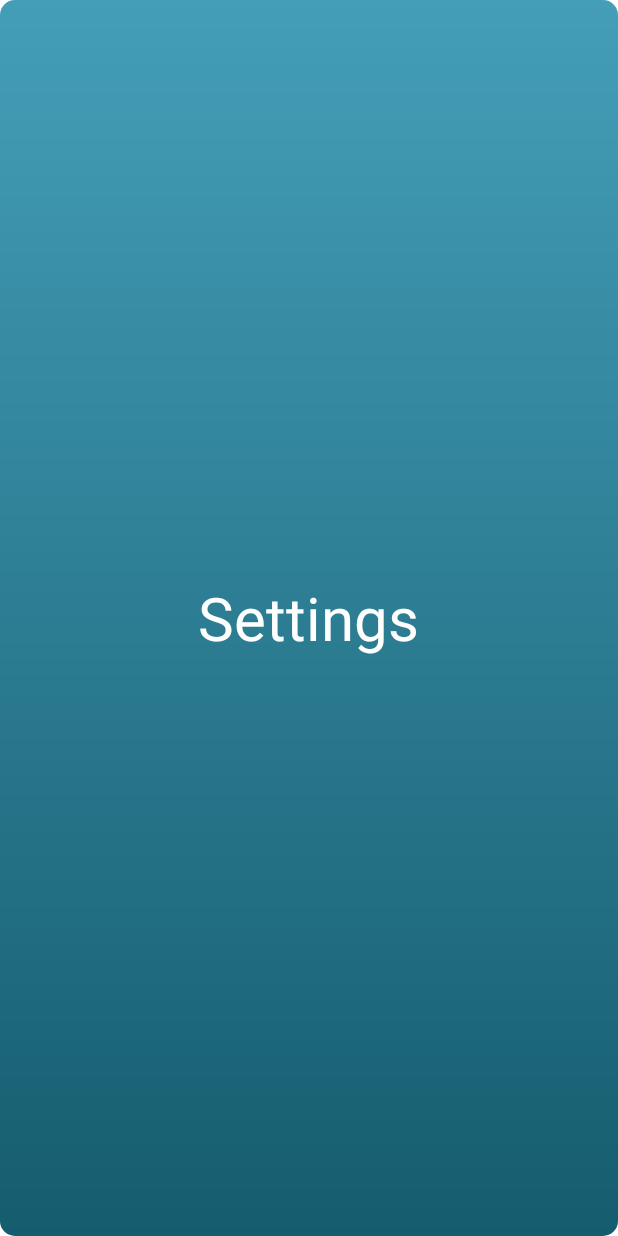
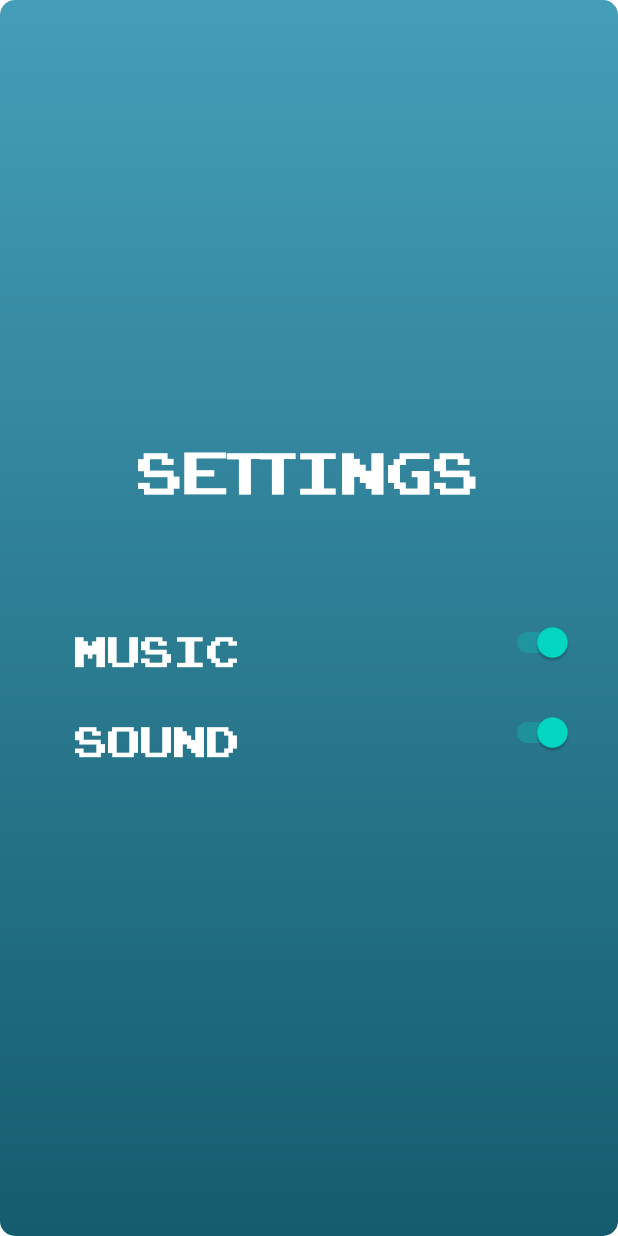
Before and after one commit to daaviid9/Tetris, an Android app: the layout activity_pop_settings.xml on its own in the app's theme, with its tools: preview values and no code run, on a phone screen of 412 x 824 dp. Run offline under Robolectric (Android 15) with nearby library versions, the phone set to English and light mode, and no system bars.

Commit message:
Sound and music (not done)

```diff
--- a/app/src/main/java/sk/upjs/ics/android/tetris/Tetris.java
+++ b/app/src/main/java/sk/upjs/ics/android/tetris/Tetris.java
@@ -40,7 +40,7 @@ public class Tetris extends View implements View.OnClickListener{
         super(context);
 
         this.mainActivity = (MainActivity) context;
-        this.nextPieceView=nextPieceView;
+        this.nextPieceView = nextPieceView;
         this.gameBoard =  gameBoard;
         pause = mainActivity.getPause();
         pieceList = gameBoard.getPieceList();
--- /dev/null
+++ b/app/src/main/res/drawable/ic_music.xml
@@ -0,0 +1,5 @@
+<vector android:height="40dp" android:tint="#E3E3E3"
+    android:viewportHeight="24" android:viewportWidth="24"
+    android:width="40dp" xmlns:android="http://schemas.android.com/apk/res/android">
+    <path android:fillColor="@android:color/white" android:pathData="M12,3v10.55c-0.59,-0.34 -1.27,-0.55 -2,-0.55 -2.21,0 -4,1.79 -4,4s1.79,4 4,4 4,-1.79 4,-4V7h4V3h-6z"/>
+</vector>
--- a/app/src/main/res/layout/activity_main.xml
+++ b/app/src/main/res/layout/activity_main.xml
@@ -103,7 +103,7 @@
             android:layout_weight="0.7">
 
             <ImageButton
-                android:id="@+id/settingsBtn"
+                android:id="@+id/pauseBtn"
                 android:layout_width="70dp"
                 android:layout_height="70dp"
                 android:layout_alignParentBottom="true"
--- a/app/src/main/res/layout/activity_pop_settings.xml
+++ b/app/src/main/res/layout/activity_pop_settings.xml
@@ -1,20 +1,67 @@
 <?xml version="1.0" encoding="utf-8"?>
 <LinearLayout xmlns:android="http://schemas.android.com/apk/res/android"
-    xmlns:app="http://schemas.android.com/apk/res-auto"
     xmlns:tools="http://schemas.android.com/tools"
     android:layout_width="match_parent"
     android:layout_height="match_parent"
     android:background="@drawable/pop_bg"
     android:orientation="vertical"
-    android:gravity="center"
+    android:gravity="center_vertical"
     tools:context=".PopActivity">
 
     <TextView
         android:layout_width="wrap_content"
         android:layout_height="wrap_content"
-        android:text="Settings"
-        android:textSize="40sp"
+        android:text="SETTINGS"
+        android:fontFamily="@font/arcadeclassic"
+        android:textSize="55sp"
         android:textColor="@color/white"
+        android:layout_marginTop="-20dp"
+        android:layout_gravity="center"
         />
 
+    <RelativeLayout
+        android:layout_width="match_parent"
+        android:layout_height="wrap_content"
+        android:layout_marginStart="50dp"
+        android:layout_marginTop="70dp"
+        android:layout_marginEnd="30dp">
+
+        <TextView
+            android:id="@+id/music_lb"
+            android:layout_width="wrap_content"
+            android:layout_height="wrap_content"
+            android:text="MUSIC"
+            android:fontFamily="@font/arcadeclassic"
+            android:textSize="40sp"
+            android:textColor="@color/white"
+            />
+        <Switch
+            android:id="@+id/music_switch"
+            android:layout_width="wrap_content"
+            android:layout_height="wrap_content"
+            android:layout_toEndOf="@+id/music_lb"
+            android:layout_alignParentEnd="true"
+            android:checked="true"/>
+
+        <TextView
+            android:id="@+id/sound_lb"
+            android:layout_width="wrap_content"
+            android:layout_height="wrap_content"
+            android:layout_marginTop="60dp"
+            android:fontFamily="@font/arcadeclassic"
+            android:text="SOUND"
+            android:textColor="@color/white"
+            android:textSize="40sp" />
+        <Switch
+            android:id="@+id/sound_switch"
+            android:layout_width="wrap_content"
+            android:layout_height="wrap_content"
+            android:layout_toEndOf="@+id/sound_lb"
+            android:layout_alignParentEnd="true"
+            android:layout_marginTop="60dp"
+            android:checked="true"/>
+
+    </RelativeLayout>
+
+
 </LinearLayout>
```
Also changed, not shown: app/src/main/java/sk/upjs/ics/android/tetris/MainActivity.java (+12 -29 lines), app/src/main/java/sk/upjs/ics/android/tetris/PopActivity.java (+17 -0 lines), app/src/main/java/sk/upjs/ics/android/tetris/PopPause.java (+6 -2 lines).
